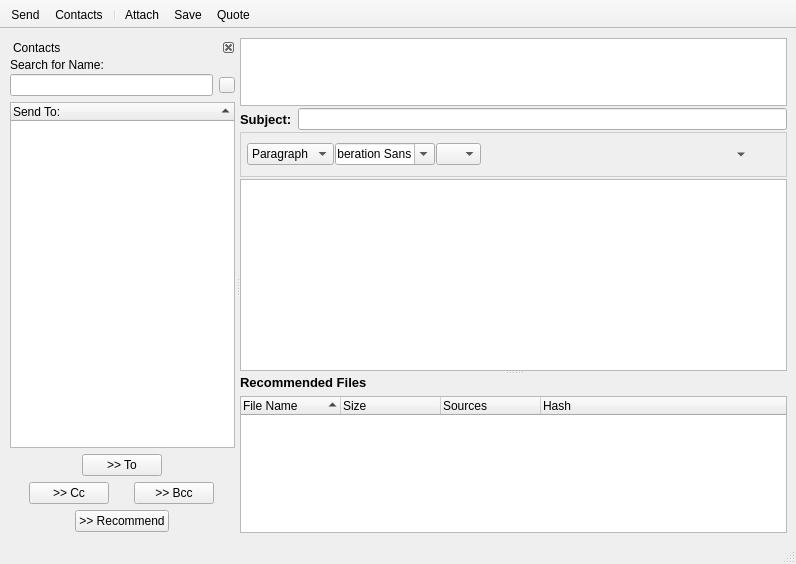
The window that retroshare-gui/src/gui/msgs/MessageComposer.ui (RetroShare/RetroShare) describes before a commit, drawn with Qt 5.
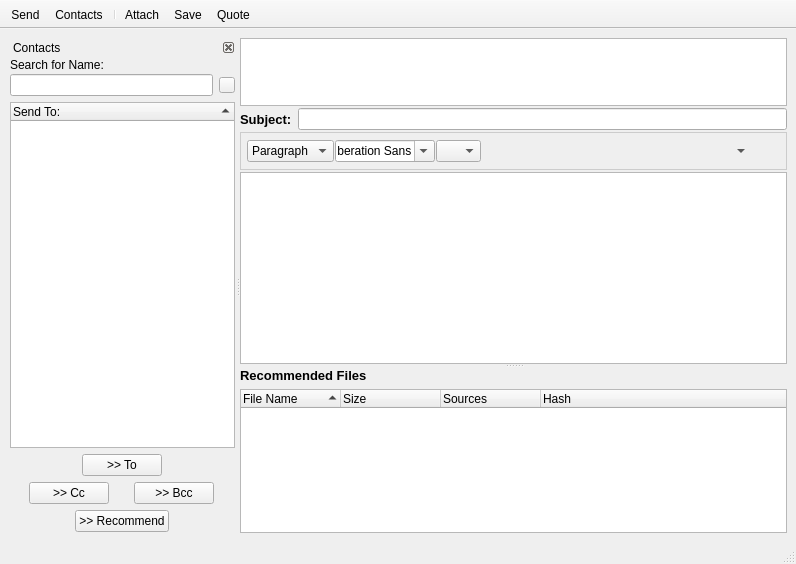
The same window after the commit. Icons and pictures are not drawn.

Commit message: set a maximum height for the button frame

```diff
--- a/retroshare-gui/src/gui/msgs/MessageComposer.ui
+++ b/retroshare-gui/src/gui/msgs/MessageComposer.ui
@@ -260,6 +260,12 @@
          </property>
          <item row="5" column="0">
           <widget class="QFrame" name="frame">
+           <property name="maximumSize">
+            <size>
+             <width>16777215</width>
+             <height>38</height>
+            </size>
+           </property>
            <property name="styleSheet">
             <string notr="true">QFrame#frame{ 
 background-color: qlineargradient(x1:0, y1:0, x2:0, y2:1,
```
